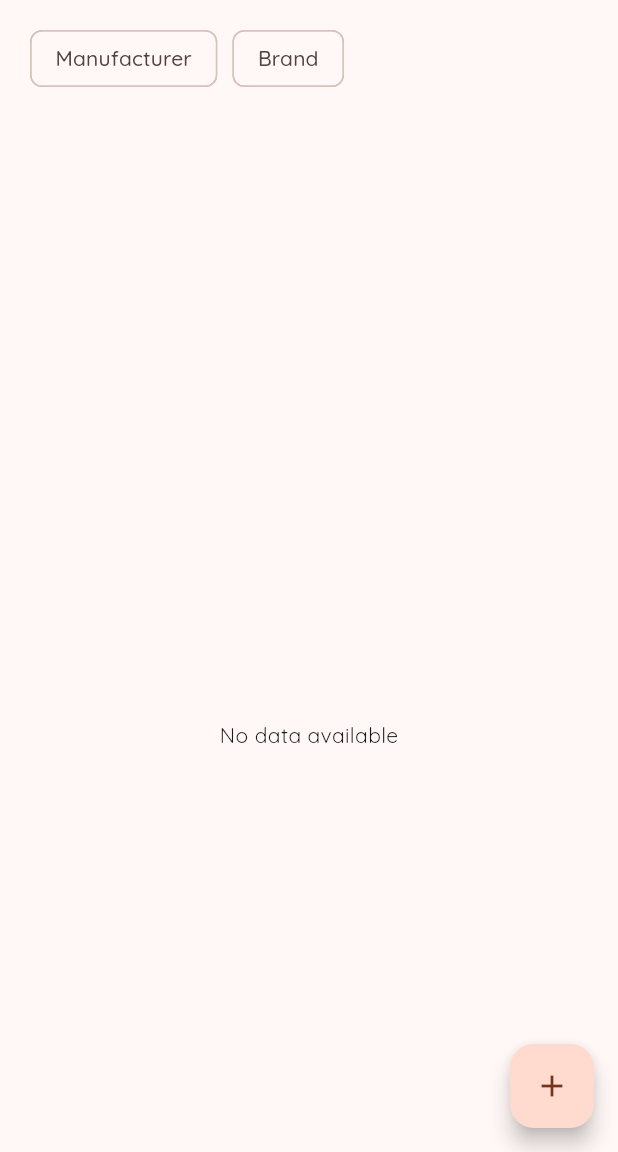
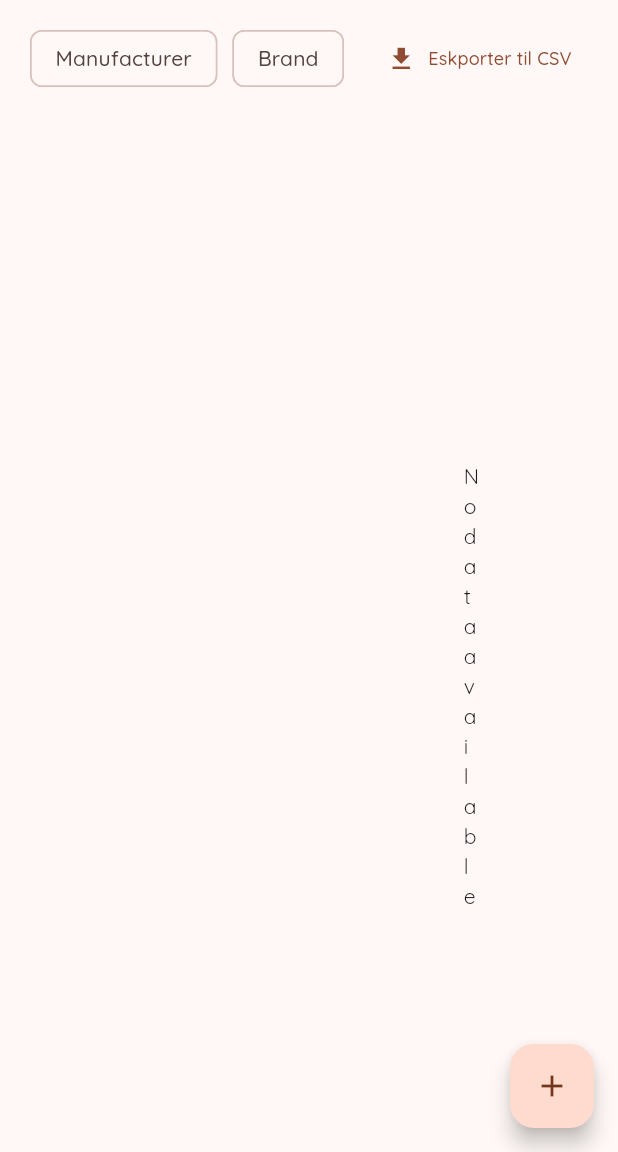
Before and after one commit to Heidelbergg/tandluppen_admin, a Flutter app: the HomeScreen screen opened directly, on a phone screen of 412 x 824 dp, the part 84-1236 px from its top. Run offline on Flutter 3.47's test engine with Material 3 defaults, Android fonts, the phone set to English and light mode, and no system bars; our stand-ins replace cloud_firestore, firebase_auth, firebase_core, firebase_storage, google_fonts; missing offline and left inert: firebase_ui_auth, image_picker_web, to_csv; accounts and stored records are empty; network calls fail; statements that could not run were skipped.

Commit message:
UI tweaks

```diff
--- /dev/null
+++ b/lib/core/const/excel_export_consts.dart
@@ -0,0 +1,16 @@
+class ExcelExportConst{
+  static final List<String> excelHeaders = [
+    'id',
+    'brand',
+    'manufacturer',
+    'link',
+    'description',
+    'flouride',
+    'usage',
+    'rda',
+    'effectDuration',
+    'effect',
+    'countryCode',
+    'ingredients'
+  ];
+}
--- a/lib/ui/home/home_screen.dart
+++ b/lib/ui/home/home_screen.dart
@@ -1,4 +1,5 @@
 import 'package:flutter/material.dart';
+import 'package:tandluppen_web/core/const/excel_export_consts.dart';
 import 'package:tandluppen_web/core/const/sort_selection_const.dart';
 import 'package:tandluppen_web/core/service/product_service.dart';
 import 'package:tandluppen_web/core/util/sorting/product_sorting/product_sort.dart';
@@ -8,6 +9,8 @@ import '../../core/const/sort_consts.dart';
 import '../../core/model/toothpaste_product.dart';
 import '../styles/text_styles.dart';
 import '../widget/product/toothpaste_card.dart';
+
+import 'package:to_csv/to_csv.dart' as exportCSV;
 
 class HomeScreen extends StatefulWidget {
   const HomeScreen({Key? key}) : super(key: key);
@@ -21,6 +24,9 @@ class _HomeScreenState extends State<HomeScreen> {
   late Future<List<ToothpasteProduct>> _productListFuture;
   List<ToothpasteProduct> _products = [];
   final ProductSort _productSort = ProductSort();
+
+  // Export to CSV
+  List<List<String>> listOfLists = [];
 
   @override
   void initState() {
@@ -40,7 +46,6 @@ class _HomeScreenState extends State<HomeScreen> {
   }
 
   _useGlobalSortParameter(){
-    print(GlobalSortOption.globalSortOption);
     handleSortChange(true, GlobalSortOption.globalSortOption);
   }
 
@@ -94,14 +99,26 @@ class _HomeScreenState extends State<HomeScreen> {
                   handleSortChange(selected, SortOption.brand);
                 },
               ),
+              const Spacer(),
+              TextButton.icon(onPressed: () async {
+                listOfLists.add(ExcelExportConst.excelHeaders);
+                for (var product in await _productListFuture) {
+                  listOfLists.add(product.toCSV());
+                }
+                exportCSV.myCSV(ExcelExportConst.excelHeaders, listOfLists);
+              }, icon: const Icon(Icons.download, size: 20,), label: const Text("Eskporter til CSV", style: TextStyle(fontSize: 12),))
             ],
           ),
         ),
-        SizedBox(
-          height: MediaQuery.of(context).size.height,
-          child: Padding(
-            padding: const EdgeInsets.all(10.0),
-            child: FutureBuilder(
+        Container(
+          height: MediaQuery.of(context).size.height / 1.25,
+          margin: const EdgeInsets.fromLTRB(300, 50, 300, 50),
+          padding: const EdgeInsets.all(8),
+          decoration: BoxDecoration(
+            border: Border.all(color: Colors.grey.withOpacity(0.25)),
+            borderRadius: BorderRadius.circular(20)
+          ),
+          child: FutureBuilder(
               future: _productListFuture,
               builder: (BuildContext context, AsyncSnapshot<List<ToothpasteProduct>> snapshot) {
                 if (snapshot.connectionState == ConnectionState.waiting) {
@@ -115,17 +132,20 @@ class _HomeScreenState extends State<HomeScreen> {
                   if (_selectedSortOption != null) {
                     _productSort.sortProducts(_products, _selectedSortOption);
                   }
-                  return ListView.builder(
+                  return ListView.separated(
                     itemCount: _products.length,
                     itemBuilder: (context, index) {
                       return ToothpasteCard(toothpasteProduct: _products[index]);
-                    },
+                    }, separatorBuilder: (BuildContext context, int index) {
+                      return Divider(
+                        color: Colors.grey.withOpacity(0.25),
+                      );
+                  },
                   );
                 }
               },
             ),
           ),
-        ),
       ],
     );
   }
--- a/pubspec.yaml
+++ b/pubspec.yaml
@@ -48,6 +48,9 @@ dependencies:
 
   # Google fonts
   google_fonts: ^6.1.0
+
+  # Export csv
+  to_csv: ^2.1.0
 
 
   # The following adds the Cupertino Icons font to your application.
```
Also changed, not shown: lib/core/model/toothpaste_product.dart (+28 -11 lines), lib/ui/product/add_product_screen.dart (+5 -9 lines), lib/ui/product/edit_product_screen.dart (+5 -9 lines), lib/ui/styles/textfield_styles.dart (+45 -8 lines).
